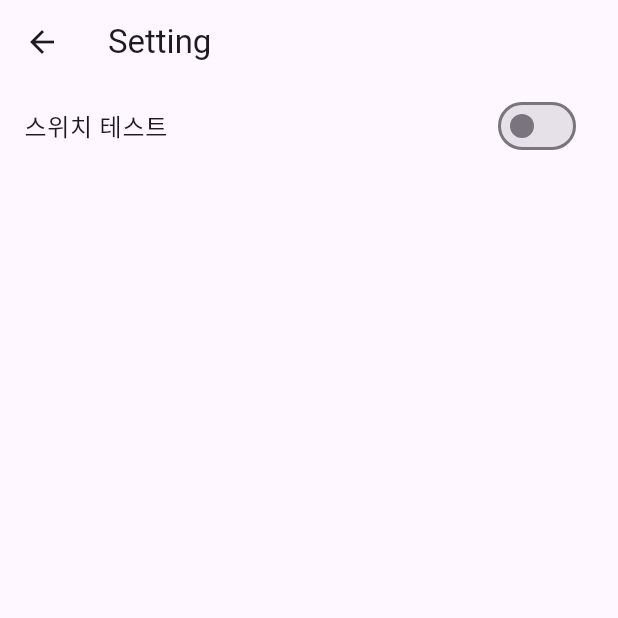
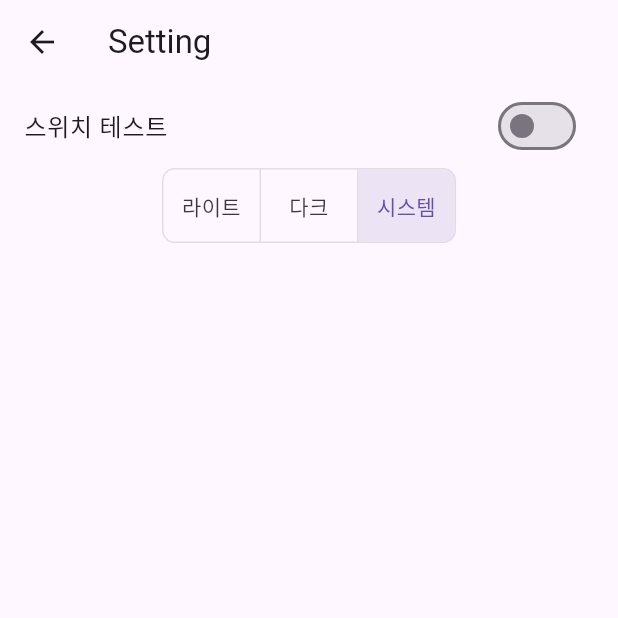
Before and after one commit to choiyounggilnim/flutter_cal, a Flutter app: the screen it shows after launch, after a tap on "Setting", on a phone screen of 412 x 824 dp, the top half of it. Run offline on Flutter 3.47's test engine with Material 2 defaults, Android fonts, the phone set to English and light mode, and no system bars; our stand-ins replace hooks_riverpod, shared_preferences, table_calendar; accounts and stored records are empty.

Commit message:
[설정] 라이트, 다크 테마 버튼 추가.

```diff
--- /dev/null
+++ b/lib/global_type/theme_type.dart
@@ -0,0 +1,12 @@
+import 'package:flutter/material.dart';
+
+enum ThemeType {
+  light('라이트', ThemeMode.light),
+  dark('다크', ThemeMode.dark),
+  system('시스템', ThemeMode.system);
+
+  final String displayName;
+  final ThemeMode themeMode;
+
+  const ThemeType(this.displayName, this.themeMode);
+}
--- a/lib/main.dart
+++ b/lib/main.dart
@@ -1,5 +1,6 @@
 import 'package:flutter/material.dart';
 import 'package:flutter_cal/screen/search/search_home_screen.dart';
+import 'package:flutter_cal/screen/setting/setting_screen.dart';
 import 'package:flutter_cal/user_setting.dart';
 import 'package:hooks_riverpod/hooks_riverpod.dart';
 import 'package:intl/date_symbol_data_local.dart';
@@ -10,8 +11,20 @@ void main() async {
   userSetting = await UserSetting.newInstance();
   await initializeDateFormatting();
 
-  runApp(ProviderScope(
-    child: MaterialApp(
-        theme: ThemeData(useMaterial3: true), darkTheme: ThemeData(useMaterial3: true), home: const SearchHomeScreen()),
-  ));
+  runApp(const ProviderScope(child: RootWidget()));
 }
+
+class RootWidget extends ConsumerWidget {
+  const RootWidget({super.key});
+
+  @override
+  Widget build(BuildContext context, WidgetRef ref) {
+    final themeType = ref.watch(themeTypeProvider);
+
+    return MaterialApp(
+        theme: ThemeData(useMaterial3: true),
+        darkTheme: ThemeData(brightness: Brightness.dark, useMaterial3: true),
+        themeMode: themeType.themeMode,
+        home: const SearchHomeScreen());
+  }
+}
--- /dev/null
+++ b/lib/reusable_widget/app_toggle_buttons.dart
@@ -0,0 +1,68 @@
+import 'package:flutter/material.dart';
+
+class AppToggleButtons extends StatefulWidget {
+  final Key? key;
+  final String initValue;
+  final List<String> stringValues;
+  final Function(int index) onPressed;
+  final double buttonWidth;
+  final double buttonHeight;
+
+  const AppToggleButtons({
+    this.key,
+    required this.initValue,
+    required this.stringValues,
+    required this.onPressed,
+    this.buttonWidth = 64,
+    this.buttonHeight = 48,
+  });
+
+  @override
+  _AppToggleButtonsState createState() => _AppToggleButtonsState();
+}
+
+class _AppToggleButtonsState extends State<AppToggleButtons> {
+  late String selectedValue;
+  late List<bool> isSelectedList;
+
+  @override
+  void initState() {
+    selectedValue = widget.initValue;
+    isSelectedList = widget.stringValues.map((e) => e == selectedValue).toList();
+    super.initState();
+  }
+
+  @override
+  Widget build(BuildContext context) {
+    return ToggleButtons(
+        borderRadius: const BorderRadius.all(Radius.circular(8)),
+        constraints: BoxConstraints(
+          maxHeight: widget.buttonHeight,
+          minHeight: widget.buttonHeight,
+        ),
+        // selectedColor: m3Color.primaryOverride.get(),
+        isSelected: isSelectedList,
+        children: widget.stringValues.map((string) {
+          return SizedBox(
+              width: widget.buttonWidth,
+              child: Center(
+                  child: Text(
+                string,
+                textAlign: TextAlign.center,
+              )));
+        }).toList(),
+        onPressed: (index) {
+          setState(() {
+            for (int buttonIndex = 0; buttonIndex < isSelectedList.length; buttonIndex++) {
+              if (buttonIndex == index) {
+                isSelectedList[buttonIndex] = true;
+              } else {
+                isSelectedList[buttonIndex] = false;
+              }
+            }
+
+            widget.onPressed(index);
+          });
+        });
+  }
+}
--- a/lib/screen/search/search_home_screen.dart
+++ b/lib/screen/search/search_home_screen.dart
@@ -1,5 +1,5 @@
 import 'package:flutter/material.dart';
-import 'package:flutter_cal/routes/routes_type.dart';
+import 'package:flutter_cal/global_type/routes_type.dart';
 
 class SearchHomeScreen extends StatelessWidget {
   const SearchHomeScreen({super.key});
--- a/lib/screen/setting/setting_screen.dart
+++ b/lib/screen/setting/setting_screen.dart
@@ -1,8 +1,8 @@
 import 'package:flutter/material.dart';
+import 'package:flutter_cal/global_type/theme_type.dart';
+import 'package:flutter_cal/reusable_widget/app_toggle_buttons.dart';
 import 'package:flutter_cal/user_setting.dart';
 import 'package:hooks_riverpod/hooks_riverpod.dart';
-
-final testOnOffProvider = StateProvider((ref) => userSetting.testOnOff.get());
 
 class SettingScreen extends HookConsumerWidget {
   const SettingScreen({super.key});
@@ -22,6 +22,15 @@ class SettingScreen extends HookConsumerWidget {
                 userSetting.testOnOff.set(value);
                 ref.read(testOnOffProvider.notifier).state = value;
               }),
+          AppToggleButtons(
+            initValue: userSetting.themeType.get().displayName,
+            stringValues: ThemeType.values.map((e) => e.displayName).toList(),
+            onPressed: (index) {
+              var selectedThemeType = ThemeType.values[index];
+              userSetting.themeType.set(selectedThemeType);
+              ref.read(themeTypeProvider.notifier).state = selectedThemeType;
+            },
+          ),
         ],
       ),
     );
--- a/lib/user_setting.dart
+++ b/lib/user_setting.dart
@@ -1,6 +1,11 @@
+import 'package:flutter_cal/global_type/theme_type.dart';
+import 'package:hooks_riverpod/hooks_riverpod.dart';
 import 'package:shared_preferences/shared_preferences.dart';
 
 late UserSetting userSetting;
+
+final testOnOffProvider = StateProvider((ref) => userSetting.testOnOff.get());
+final themeTypeProvider = StateProvider((ref) => userSetting.themeType.get());
 
 class UserSetting {
   static UserSetting? _instance;
@@ -14,6 +19,8 @@ class UserSetting {
   }
 
   late UserSettingProperty<bool> testOnOff = UserSettingProperty('testOnOff', false);
+  late UserSettingProperty<ThemeType> themeType = UserSettingProperty('themeType', ThemeType.system,
+      customGetter: (str) => ThemeType.values.byName(str), customSetter: (themeType) => themeType.name);
 
   static dynamic _getFromDisk(String key) {
     var value = _preferences?.get(key);
```
Also changed, not shown: lib/global_type/routes_type.dart (renamed from lib/routes/routes_type.dart).
